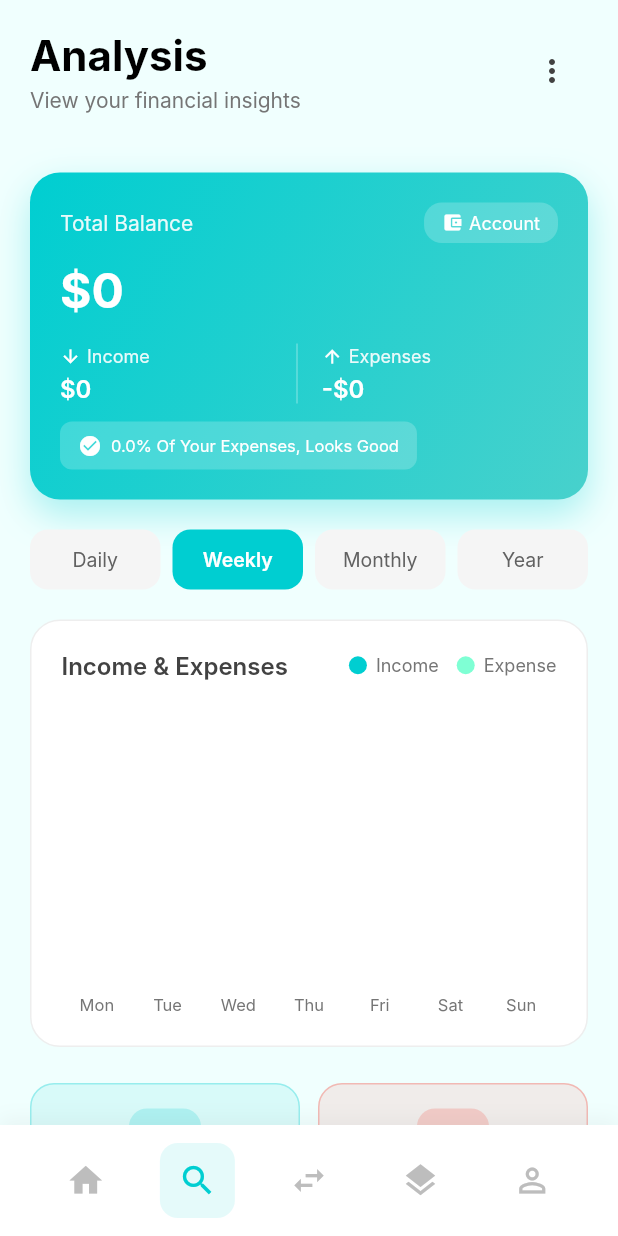
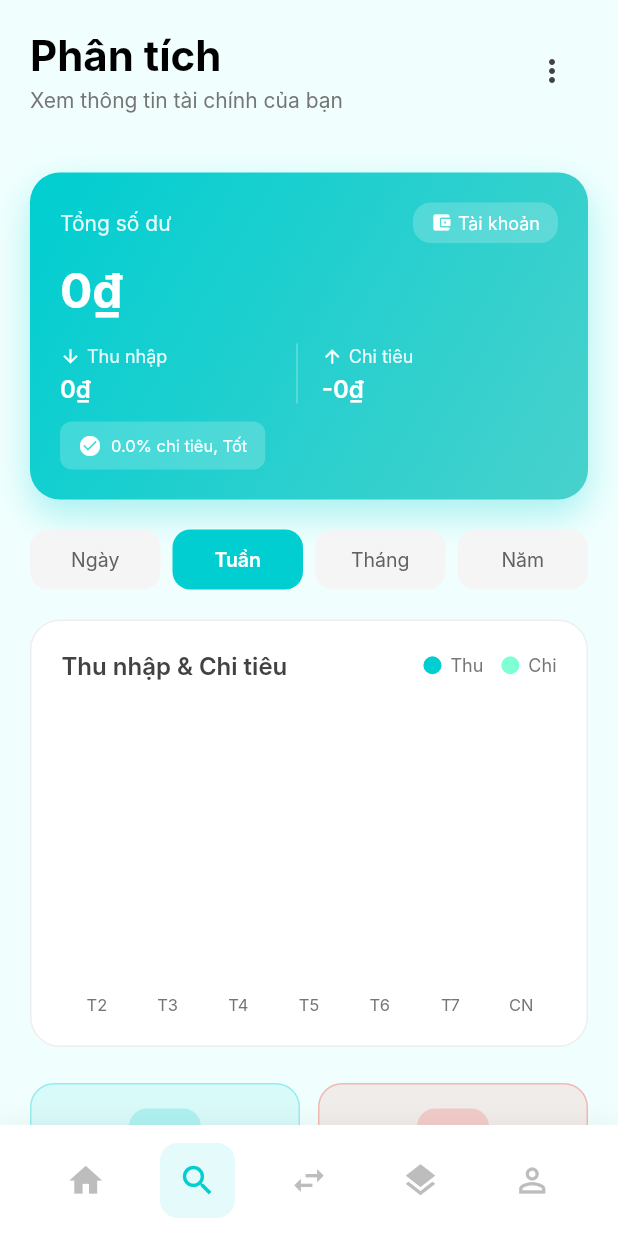
Before and after one commit to lehoangvi123/Pre_Thesis_Project, a Flutter app: the AnalysisView screen opened directly, on a phone screen of 412 x 824 dp. Run offline on Flutter 3.47's test engine with Material 3 defaults, Android fonts, the phone set to English and light mode, and no system bars; drawn by our look-alikes of fl_chart; our stand-ins replace cloud_firestore, device_info_plus, firebase_auth, firebase_core, google_sign_in, qr_flutter and 1 more; missing offline and left inert: flutter_facebook_auth, otp; accounts and stored records are empty; Roboto replaces fonts that are missing (Inter).

Commit message:
fix more feature

```diff
--- a/lib/service/TransactionService.dart
+++ b/lib/service/TransactionService.dart
@@ -21,7 +21,7 @@ class TransactionService {
   // Đảm bảo user doc có field balance tồn tại trước khi update
  Future<void> ensureUserDoc() async {
   final uid = this.uid; // use getter value
-  if (uid.isEmpty) throw Exception("User not logged in");
+  if (uid.isEmpty) throw Exception("User not logged in.");
 
   final snap = await _userDoc.get();
   if (!snap.exists) {
--- a/lib/view/Function/AnalysisView.dart
+++ b/lib/view/Function/AnalysisView.dart
@@ -28,11 +28,22 @@ class _AnalysisViewState extends State<AnalysisView> {
     userId = _auth.currentUser?.uid;
   }
 
+  // ✅ Format VND currency
   String _formatCurrency(double amount) {
-    return amount.toStringAsFixed(0).replaceAllMapped(
+    return '${amount.toStringAsFixed(0).replaceAllMapped(
       RegExp(r'(\d{1,3})(?=(\d{3})+(?!\d))'),
-      (Match m) => '${m[1]},',
-    );
+      (Match m) => '${m[1]}.',
+    )}₫';
+  }
+
+  // ✅ Format short VND (for charts)
+  String _formatShortCurrency(double amount) {
+    if (amount >= 1000000) {
+      return '${(amount / 1000000).toStringAsFixed(1)}M₫';
+    } else if (amount >= 1000) {
+      return '${(amount / 1000).toStringAsFixed(0)}K₫';
+    }
+    return '${amount.toStringAsFixed(0)}₫';
   }
 
   @override
@@ -72,7 +83,7 @@ class _AnalysisViewState extends State<AnalysisView> {
                           crossAxisAlignment: CrossAxisAlignment.start,
                           children: [
                             Text(
-                              'Analysis',
+                              'Phân tích',
                               style: TextStyle(
                                 fontSize: 28,
                                 fontWeight: FontWeight.bold,
@@ -81,7 +92,7 @@ class _AnalysisViewState extends State<AnalysisView> {
                             ),
                             const SizedBox(height: 4),
                             Text(
-                              'View your financial insights',
+                              'Xem thông tin tài chính của bạn',
                               style: TextStyle(
                                 fontSize: 14,
                                 color: isDark ? Colors.grey[400] : Colors.grey[600],
@@ -121,7 +132,7 @@ class _AnalysisViewState extends State<AnalysisView> {
                                   ),
                                   const SizedBox(width: 12),
                                   Text(
-                                    'Bar Chart',
+                                    'Biểu đồ cột',
                                     style: TextStyle(
                                       color: chartType == 'bar'
                                           ? const Color(0xFF00CED1)
@@ -151,7 +162,7 @@ class _AnalysisViewState extends State<AnalysisView> {
                                   ),
                                   const SizedBox(width: 12),
                                   Text(
-                                    'Pie Chart',
+                                    'Biểu đồ tròn',
                                     style: TextStyle(
                                       color: chartType == 'pie'
                                           ? const Color(0xFF00CED1)
@@ -176,15 +187,12 @@ class _AnalysisViewState extends State<AnalysisView> {
                   child: Column(
                     crossAxisAlignment: CrossAxisAlignment.start,
                     children: [
-                      // ✅ Balance Card với real data
                       _buildBalanceCard(balance, totalIncome, totalExpense, isDark),
                       const SizedBox(height: 20),
                       _buildPeriodSelector(),
                       const SizedBox(height: 20),
-                      // ✅ Chart với real data
                       _buildChartCard(totalIncome, totalExpense, isDark),
                       const SizedBox(height: 24),
-                      // ✅ Summary Cards với real data
                       _buildSummaryCards(totalIncome, totalExpense, isDark),
                       const SizedBox(height: 24),
                       _buildMyTargetsSection(totalExpense, isDark),
@@ -228,7 +236,7 @@ class _AnalysisViewState extends State<AnalysisView> {
             mainAxisAlignment: MainAxisAlignment.spaceBetween,
             children: [
               Text(
-                'Total Balance',
+                'Tổng số dư',
                 style: TextStyle(
                   color: Colors.white.withOpacity(0.9),
                   fontSize: 14,
@@ -245,7 +253,7 @@ class _AnalysisViewState extends State<AnalysisView> {
                     Icon(Icons.account_balance_wallet, color: Colors.white, size: 14),
                     const SizedBox(width: 4),
                     Text(
-                      'Account',
+                      'Tài khoản',
                       style: TextStyle(color: Colors.white, fontSize: 12),
                     ),
                   ],
@@ -255,7 +263,7 @@ class _AnalysisViewState extends State<AnalysisView> {
           ),
           const SizedBox(height: 12),
           Text(
-            '\$${_formatCurrency(balance)}',
+            _formatCurrency(balance),
             style: const TextStyle(
               color: Colors.white,
               fontSize: 32,
@@ -274,7 +282,7 @@ class _AnalysisViewState extends State<AnalysisView> {
                         Icon(Icons.arrow_downward, color: Colors.white, size: 14),
                         const SizedBox(width: 4),
                         Text(
-                          'Income',
+                          'Thu nhập',
                           style: TextStyle(
                             color: Colors.white.withOpacity(0.9),
                             fontSize: 12,
@@ -284,7 +292,7 @@ class _AnalysisViewState extends State<AnalysisView> {
                     ),
                     const SizedBox(height: 4),
                     Text(
-                      '\$${_formatCurrency(totalIncome)}',
+                      _formatCurrency(totalIncome),
                       style: const TextStyle(
                         color: Colors.white,
                         fontSize: 16,
@@ -309,7 +317,7 @@ class _AnalysisViewState extends State<AnalysisView> {
                         Icon(Icons.arrow_upward, color: Colors.white, size: 14),
                         const SizedBox(width: 4),
                         Text(
-                          'Expenses',
+                          'Chi tiêu',
                           style: TextStyle(
                             color: Colors.white.withOpacity(0.9),
                             fontSize: 12,
@@ -319,7 +327,7 @@ class _AnalysisViewState extends State<AnalysisView> {
                     ),
                     const SizedBox(height: 4),
                     Text(
-                      '-\$${_formatCurrency(totalExpense)}',
+                      '-${_formatCurrency(totalExpense)}',
                       style: const TextStyle(
                         color: Colors.white,
                         fontSize: 16,
@@ -344,7 +352,7 @@ class _AnalysisViewState extends State<AnalysisView> {
                 Icon(Icons.check_circle, color: Colors.white, size: 16),
                 const SizedBox(width: 6),
                 Text(
-                  '${percentage.toStringAsFixed(1)}% Of Your Expenses, ${percentage < 50 ? 'Looks Good' : 'High Spending'}',
+                  '${percentage.toStringAsFixed(1)}% chi tiêu, ${percentage < 50 ? 'Tốt' : 'Chi nhiều'}',
                   style: TextStyle(
                     color: Colors.white,
                     fontSize: 11,
@@ -361,26 +369,32 @@ class _AnalysisViewState extends State<AnalysisView> {
   Widget _buildPeriodSelector() {
     return Row(
       children: [
-        _buildPeriodButton('Daily'),
+        _buildPeriodButton('Ngày'),
         const SizedBox(width: 8),
-        _buildPeriodButton('Weekly'),
+        _buildPeriodButton('Tuần'),
         const SizedBox(width: 8),
-        _buildPeriodButton('Monthly'),
+        _buildPeriodButton('Tháng'),
         const SizedBox(width: 8),
-        _buildPeriodButton('Year'),
+        _buildPeriodButton('Năm'),
       ],
     );
   }
 
   Widget _buildPeriodButton(String period) {
     final isDark = Theme.of(context).brightness == Brightness.dark;
-    bool isSelected = selectedPeriod == period;
+    bool isSelected = (selectedPeriod == 'Daily' && period == 'Ngày') ||
+                      (selectedPeriod == 'Weekly' && period == 'Tuần') ||
+                      (selectedPeriod == 'Monthly' && period == 'Tháng') ||
+                      (selectedPeriod == 'Year' && period == 'Năm');
 
     return Expanded(
       child: GestureDetector(
         onTap: () {
           setState(() {
-            selectedPeriod = period;
+            if (period == 'Ngày') selectedPeriod = 'Daily';
+            else if (period == 'Tuần') selectedPeriod = 'Weekly';
+            else if (period == 'Tháng') selectedPeriod = 'Monthly';
+            else if (period == 'Năm') selectedPeriod = 'Year';
           });
         },
         child: Container(
@@ -425,7 +439,7 @@ class _AnalysisViewState extends State<AnalysisView> {
             mainAxisAlignment: MainAxisAlignment.spaceBetween,
             children: [
               Text(
-                'Income & Expenses',
+                'Thu nhập & Chi tiêu',
                 style: TextStyle(
                   fontSize: 16,
                   fontWeight: FontWeight.w600,
@@ -434,9 +448,9 @@ class _AnalysisViewState extends State<AnalysisView> {
               ),
               Row(
                 children: [
-                  _buildLegend(const Color(0xFF00CED1), 'Income'),
+                  _buildLegend(const Color(0xFF00CED1), 'Thu'),
                   const SizedBox(width: 12),
-                  _buildLegend(const Color(0xFF7FFFD4), 'Expense'),
+                  _buildLegend(const Color(0xFF7FFFD4), 'Chi'),
                 ],
               ),
             ],
@@ -454,8 +468,7 @@ class _AnalysisViewState extends State<AnalysisView> {
   }
 
   Widget _buildBarChart(double totalIncome, double totalExpense, bool isDark) {
-    // Simulate weekly distribution
-    double weeklyIncome = totalIncome / 4; // Chia đều cho 4 tuần
+    double weeklyIncome = totalIncome / 4;
     double weeklyExpense = totalExpense / 4;
 
     return BarChart(
@@ -469,7 +482,7 @@ class _AnalysisViewState extends State<AnalysisView> {
             sideTitles: SideTitles(
               showTitles: true,
               getTitlesWidget: (value, meta) {
-                const days = ['Mon', 'Tue', 'Wed', 'Thu', 'Fri', 'Sat', 'Sun'];
+                const days = ['T2', 'T3', 'T4', 'T5', 'T6', 'T7', 'CN'];
                 if (value.toInt() < days.length) {
                   return Padding(
                     padding: const EdgeInsets.only(top: 8.0),
@@ -499,7 +512,6 @@ class _AnalysisViewState extends State<AnalysisView> {
         gridData: FlGridData(show: false),
         borderData: FlBorderData(show: false),
         barGroups: List.generate(7, (index) {
-          // Distribute data with some variation
           double incomeVariation = (index % 2 == 0 ? 1.1 : 0.9);
           double expenseVariation = (index % 3 == 0 ? 1.2 : 0.8);
 
@@ -534,7 +546,7 @@ class _AnalysisViewState extends State<AnalysisView> {
           PieChartSectionData(
             color: const Color(0xFF00CED1),
             value: totalIncome,
-            title: '\$${(totalIncome / 1000).toStringAsFixed(0)}k',
+            title: _formatShortCurrency(totalIncome),
             radius: 50,
             titleStyle: const TextStyle(
               fontSize: 14,
@@ -545,7 +557,7 @@ class _AnalysisViewState extends State<AnalysisView> {
           PieChartSectionData(
             color: const Color(0xFF7FFFD4),
             value: totalExpense,
-            title: '\$${(totalExpense / 1000).toStringAsFixed(0)}k',
+            title: _formatShortCurrency(totalExpense),
             radius: 50,
             titleStyle: const TextStyle(
               fontSize: 14,
@@ -612,7 +624,7 @@ class _AnalysisViewState extends State<AnalysisView> {
                 ),
                 const SizedBox(height: 12),
                 Text(
-                  'Income',
+                  'Thu nhập',
                   style: TextStyle(
                     fontSize: 12,
                     color: isDark ? Colors.grey[400] : Colors.grey[600],
@@ -620,7 +632,7 @@ class _AnalysisViewState extends State<AnalysisView> {
                 ),
                 const SizedBox(height: 4),
                 Text(
-                  '\$${_formatCurrency(totalIncome)}',
+                  _formatCurrency(totalIncome),
                   style: const TextStyle(
                     fontSize: 18,
                     fontWeight: FontWeight.bold,
@@ -658,7 +670,7 @@ class _AnalysisViewState extends State<AnalysisView> {
                 ),
                 const SizedBox(height: 12),
                 Text(
-                  'Expense',
+                  'Chi tiêu',
                   style: TextStyle(
                     fontSize: 12,
                     color: isDark ? Colors.grey[400] : Colors.grey[600],
@@ -666,7 +678,7 @@ class _AnalysisViewState extends State<AnalysisView> {
                 ),
                 const SizedBox(height: 4),
                 Text(
-                  '\$${_formatCurrency(totalExpense)}',
+                  _formatCurrency(totalExpense),
                   style: TextStyle(
                     fontSize: 18,
                     fontWeight: FontWeight.bold,
@@ -682,8 +694,7 @@ class _AnalysisViewState extends State<AnalysisView> {
   }
 
   Widget _buildMyTargetsSection(double totalExpense, bool isDark) {
-    // Calculate targets based on actual spending
-    double monthlyBudget = 20000000; // 20M VND budget
+    double monthlyBudget = 20000000; // 20M VND
     double shoppingTarget = monthlyBudget * 0.3;
     double foodTarget = monthlyBudget * 0.25;
     double travelTarget = monthlyBudget * 0.2;
@@ -696,7 +707,7 @@ class _AnalysisViewState extends State<AnalysisView> {
       crossAxisAlignment: CrossAxisAlignment.start,
       children: [
         Text(
-          'My Targets',
+          'Mục tiêu của tôi',
           style: TextStyle(
             fontSize: 18,
             fontWeight: FontWeight.bold,
@@ -707,7 +718,7 @@ class _AnalysisViewState extends State<AnalysisView> {
         _buildTargetItem(
           icon: Icons.shopping_bag_outlined,
           iconColor: Colors.blue[400]!,
-          title: 'Shopping Budget',
+          title: 'Ngân sách mua sắm',
           current: shoppingCurrent,
           target: shoppingTarget,
           isDark: isDark,
@@ -716,7 +727,7 @@ class _AnalysisViewState extends State<AnalysisView> {
         _buildTargetItem(
           icon: Icons.restaurant,
           iconColor: Colors.orange[400]!,
-          title: 'Food Budget',
+          title: 'Ngân sách ăn uống',
           current: foodCurrent,
           target: foodTarget,
           isDark: isDark,
@@ -725,7 +736,7 @@ class _AnalysisViewState extends State<AnalysisView> {
         _buildTargetItem(
           icon: Icons.flight,
           iconColor: Colors.purple[400]!,
-          title: 'Travel Budget',
+          title: 'Ngân sách du lịch',
           current: travelCurrent,
           target: travelTarget,
           isDark: isDark,
@@ -781,7 +792,7 @@ class _AnalysisViewState extends State<AnalysisView> {
                     ),
                     const SizedBox(height: 4),
                     Text(
-                      '\$${_formatCurrency(current)} / \$${_formatCurrency(target)}',
+                      '${_formatCurrency(current)} / ${_formatCurrency(target)}',
                       style: TextStyle(
                         fontSize: 12,
                         color: isDark ? Colors.grey[400] : Colors.grey[600],
--- a/lib/view/Function/HomeView.dart
+++ b/lib/view/Function/HomeView.dart
@@ -418,6 +418,7 @@ class _HomeViewState extends State<HomeView> {
                       'Total Balance',
                       style: TextStyle(
                         fontSize: 12,
+
                         color: isDark ? Colors.grey[400] : Colors.grey[600],
                       ),
                     ),
--- a/lib/view/Function/Transaction.dart
+++ b/lib/view/Function/Transaction.dart
@@ -29,45 +29,64 @@ class _TransactionViewState extends State<TransactionView> {
     userId = _auth.currentUser?.uid;
   }
 
+  // ✅ Format VND currency
   String _formatCurrency(double amount) {
-    return amount.toStringAsFixed(0).replaceAllMapped(
+    return '${amount.toStringAsFixed(0).replaceAllMapped(
       RegExp(r'(\d{1,3})(?=(\d{3})+(?!\d))'),
-      (Match m) => '${m[1]},',
-    );
+      (Match m) => '${m[1]}.',
+    )}₫';
+  }
+
+  // ✅ Vietnamese month format helper
+  String _getVietnameseMonth(DateTime date) {
+    const months = [
+      'Tháng 1', 'Tháng 2', 'Tháng 3', 'Tháng 4',
+      'Tháng 5', 'Tháng 6', 'Tháng 7', 'Tháng 8',
+      'Tháng 9', 'Tháng 10', 'Tháng 11', 'Tháng 12'
+    ];
+    return '${months[date.month - 1]} ${date.year}';
   }
 
   String _formatDate(dynamic timestamp) {
-    if (timestamp == null) return 'Unknown date';
+    if (timestamp == null) return 'Không rõ ngày';
 
     try {
       if (timestamp is Timestamp) {
         DateTime date = timestamp.toDate();
-        return DateFormat('h:mm a - MMM dd').format(date);
+        return DateFormat('h:mm a - dd/MM').format(date);
       }
-      return 'Unknown date';
+      return 'Không rõ ngày';
     } catch (e) {
-      return 'Unknown date';
+      return 'Không rõ ngày';
     }
   }
 
   IconData _getCategoryIcon(String category) {
     switch (category.toLowerCase()) {
       case 'food':
+      case 'đồ ăn':
         return Icons.restaurant;
       case 'transport':
+      case 'di chuyển':
         return Icons.directions_car;
       case 'groceries':
+      case 'mua sắm':
         return Icons.shopping_cart;
       case 'rent':
+      case 'thuê nhà':
         return Icons.home;
       case 'salary':
+      case 'lương':
         return Icons.attach_money;
       case 'entertainment':
+      case 'giải trí':
         return Icons.movie;
       case 'medicine':
       case 'health':
+      case 'sức khỏe':
         return Icons.medical_services;
       case 'gifts':
+      case 'quà tặng':
         return Icons.card_giftcard;
       default:
         return Icons.category;
@@ -77,16 +96,22 @@ class _TransactionViewState extends State<TransactionView> {
   Color _getCategoryColor(String category) {
     switch (category.toLowerCase()) {
       case 'food':
+      case 'đồ ăn':
         return const Color(0xFF00CED1);
       case 'transport':
+      case 'di chuyển':
         return const Color(0xFF64B5F6);
       case 'salary':
+      case 'lương':
         return const Color(0xFF4CAF50);
       case 'groceries':
+      case 'mua sắm':
         return const Color(0xFF9C27B0);
       case 'rent':
+      case 'thuê nhà':
         return const Color(0xFFFF9800);
       case 'entertainment':
+      case 'giải trí':
         return const Color(0xFFE91E63);
       default:
         return const Color(0xFF607D8B);
@@ -99,7 +124,7 @@ class _TransactionViewState extends State<TransactionView> {
 
     if (userId == null) {
       return Scaffold(
-        body: Center(child: Text('Please login')),
+        body: Center(child: Text('Vui lòng đăng nhập')),
       );
     }
 
@@ -171,7 +196,7 @@ class _TransactionViewState extends State<TransactionView> {
             crossAxisAlignment: CrossAxisAlignment.start,
             children: [
               Text(
-                'Transaction',
+                'Giao dịch',
                 style: TextStyle(
                   fontSize: 28,
                   fontWeight: FontWeight.bold,
@@ -180,7 +205,7 @@ class _TransactionViewState extends State<TransactionView> {
               ),
               const SizedBox(height: 4),
               Text(
-                'Track your spending',
+                'Theo dõi chi tiêu của bạn',
                 style: TextStyle(
                   fontSize: 14,
                   color: isDark ? Colors.grey[400] : Colors.grey[600],
@@ -245,7 +270,7 @@ class _TransactionViewState extends State<TransactionView> {
       child: Column(
         children: [
           Text(
-            'Total Balance',
+            'Tổng số dư',
             style: TextStyle(
               fontSize: 14,
               color: Colors.white.withOpacity(0.8),
@@ -253,7 +278,7 @@ class _TransactionViewState extends State<TransactionView> {
           ),
           const SizedBox(height: 8),
           Text(
-            '\$${_formatCurrency(balance)}',
+            _formatCurrency(balance),
             style: const TextStyle(
               fontSize: 36,
               fontWeight: FontWeight.bold,
@@ -265,7 +290,7 @@ class _TransactionViewState extends State<TransactionView> {
             children: [
               Expanded(
                 child: _buildBalanceItem(
-                  'Total Income',
+                  'Tổng thu nhập',
                   totalIncome,
                   Icons.arrow_downward,
                   Colors.green[300]!,
@@ -278,7 +303,7 @@ class _TransactionViewState extends State<TransactionView> {
               ),
               Expanded(
                 child: _buildBalanceItem(
-                  'Total Expense',
+                  'Tổng chi tiêu',
                   totalExpense,
                   Icons.arrow_upward,
                   Colors.red[300]!,
@@ -310,7 +335,7 @@ class _TransactionViewState extends State<TransactionView> {
         ),
         const SizedBox(height: 4),
         Text(
-          '\$${_formatCurrency(amount)}',
+          _formatCurrency(amount),
           style: const TextStyle(
             fontSize: 18,
             fontWeight: FontWeight.bold,
@@ -343,12 +368,12 @@ class _TransactionViewState extends State<TransactionView> {
           Container(
             padding: const EdgeInsets.all(8),
             decoration: BoxDecoration(
-              color: Colors.green.withOpacity(0.1),
+              color: (percentage < 70 ? Colors.green : Colors.orange).withOpacity(0.1),
               borderRadius: BorderRadius.circular(8),
             ),
             child: Icon(
               Icons.check_circle,
-              color: Colors.green[600],
+              color: percentage < 70 ? Colors.green[600] : Colors.orange[600],
               size: 20,
             ),
           ),
@@ -358,7 +383,7 @@ class _TransactionViewState extends State<TransactionView> {
               crossAxisAlignment: CrossAxisAlignment.start,
               children: [
                 Text(
-                  '${percentage.toStringAsFixed(1)}% Of Your Expenses, Looks Good',
+                  '${percentage.toStringAsFixed(1)}% chi tiêu, ${percentage < 70 ? 'Tốt' : 'Cẩn thận'}',
                   style: TextStyle(
                     fontSize: 13,
                     color: isDark ? Colors.grey[300] : Colors.grey[700],
@@ -381,7 +406,7 @@ class _TransactionViewState extends State<TransactionView> {
           ),
           const SizedBox(width: 12),
           Text(
-            '\$${_formatCurrency(budgetLimit)}',
+            _formatCurrency(budgetLimit),
             style: TextStyle(
               fontSize: 13,
               fontWeight: FontWeight.bold,
@@ -398,24 +423,24 @@ class _TransactionViewState extends State<TransactionView> {
       padding: const EdgeInsets.symmetric(horizontal: 20),
       child: Row(
         children: [
-          _buildFilterChip('All', isDark),
+          _buildFilterChip('All', 'Tất cả', isDark),
           const SizedBox(width: 8),
-          _buildFilterChip('Income', isDark),
+          _buildFilterChip('Income', 'Thu nhập', isDark),
           const SizedBox(width: 8),
-          _buildFilterChip('Expense', isDark),
+          _buildFilterChip('Expense', 'Chi tiêu', isDark),
         ],
       ),
     );
   }
 
-  Widget _buildFilterChip(String label, bool isDark) {
-    bool isSelected = selectedFilter == label;
+  Widget _buildFilterChip(String value, String label, bool isDark) {
+    bool isSelected = selectedFilter == value;
 
     return Expanded(
       child: GestureDetector(
         onTap: () {
           setState(() {
-            selectedFilter = label;
+            selectedFilter = value;
           });
         },
         child: Container(
@@ -473,7 +498,7 @@ class _TransactionViewState extends State<TransactionView> {
                   Icon(Icons.receipt_long, size: 64, color: Colors.grey[400]),
                   const SizedBox(height: 16),
                   Text(
-                    'No transactions yet',
+                    'Chưa có giao dịch',
                     style: TextStyle(
                       fontSize: 16,
                       color: isDark ? Colors.grey[400] : Colors.grey[600],
@@ -481,7 +506,7 @@ class _TransactionViewState extends State<TransactionView> {
                   ),
                   const SizedBox(height: 8),
                   Text(
-                    'Tap + to add your first transaction',
+                    'Nhấn + để thêm giao dịch đầu tiên',
                     style: TextStyle(
                       fontSize: 14,
                       color: isDark ? Colors.grey[500] : Colors.grey[500],
@@ -501,7 +526,8 @@ class _TransactionViewState extends State<TransactionView> {
           var timestamp = data['date'] as Timestamp?;
 
           if (timestamp != null) {
-            String monthKey = DateFormat('MMMM yyyy').format(timestamp.toDate());
+            // ✅ Fixed: Use Vietnamese month helper
+            String monthKey = _getVietnameseMonth(timestamp.toDate());
 
             if (!groupedTransactions.containsKey(monthKey)) {
               groupedTransactions[monthKey] = [];
@@ -560,9 +586,9 @@ class _TransactionViewState extends State<TransactionView> {
 
   Widget _buildTransactionItem(DocumentSnapshot doc, bool isDark) {
     var data = doc.data() as Map<String, dynamic>;
-    String title = data['title'] ?? 'Untitled';
+    String title = data['title'] ?? 'Không có tiêu đề';
     double amount = (data['amount'] ?? 0).toDouble();
-    String category = data['category'] ?? 'Other';
+    String category = data['category'] ?? 'Khác';
     String type = (data['type'] ?? 'expense').toString().toLowerCase();
     bool isIncome = type == 'income';
 
@@ -636,7 +662,7 @@ class _TransactionViewState extends State<TransactionView> {
               ),
               const SizedBox(height: 4),
               Text(
-                '${isIncome ? '+' : '-'}\$${_formatCurrency(amount)}',
+                '${isIncome ? '+' : '-'}${_formatCurrency(amount)}',
                 style: TextStyle(
                   fontSize: 14,
                   fontWeight: FontWeight.bold,
```
